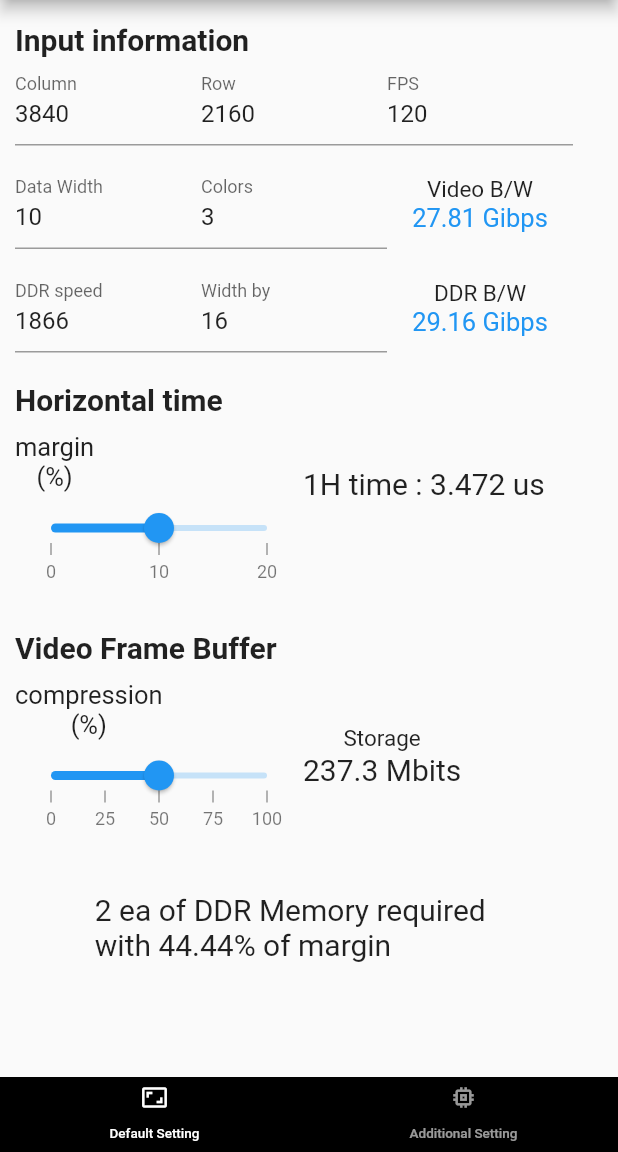
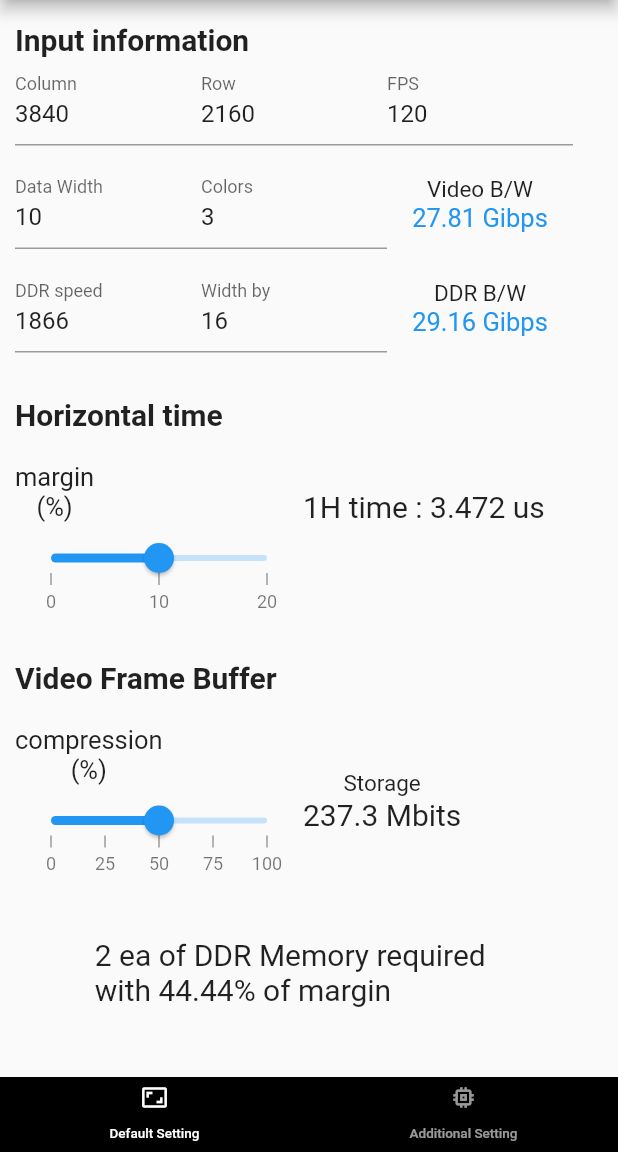
Before and after one commit to hominlim/display_bandwidth_calc, a Flutter app: the screen it shows after launch, on a phone screen of 412 x 824 dp, the part 84-1236 px from its top. Run offline on Flutter 3.47's test engine with Material 2 defaults, Android fonts, the light colour scheme and no system bars; drawn by our look-alikes of syncfusion_flutter_sliders; our stand-ins replace toggle_switch; missing offline and left inert: dart:ffi.

Commit message:
Dec 18, 2022

```diff
--- a/lib/screens/tcon_input_screen.dart
+++ b/lib/screens/tcon_input_screen.dart
@@ -215,7 +215,7 @@ class _TconInputScreenState extends State<TconInputScreen>
               ],
             ),
             const SizedBox(
-              height: 20.0,
+              height: 30.0,
             ),
             Row(
               children: [
@@ -228,7 +228,7 @@ class _TconInputScreenState extends State<TconInputScreen>
                           fontWeight: FontWeight.bold,
                         )),
                     SizedBox(
-                      height: 10,
+                      height: 20,
                     ),
                     Text('margin\n(%)',
                         textAlign: TextAlign.center,
@@ -301,7 +301,7 @@ class _TconInputScreenState extends State<TconInputScreen>
             //   ],
             // ),
             SizedBox(
-              height: 10,
+              height: 20,
             ),
             Row(
               children: [
```
